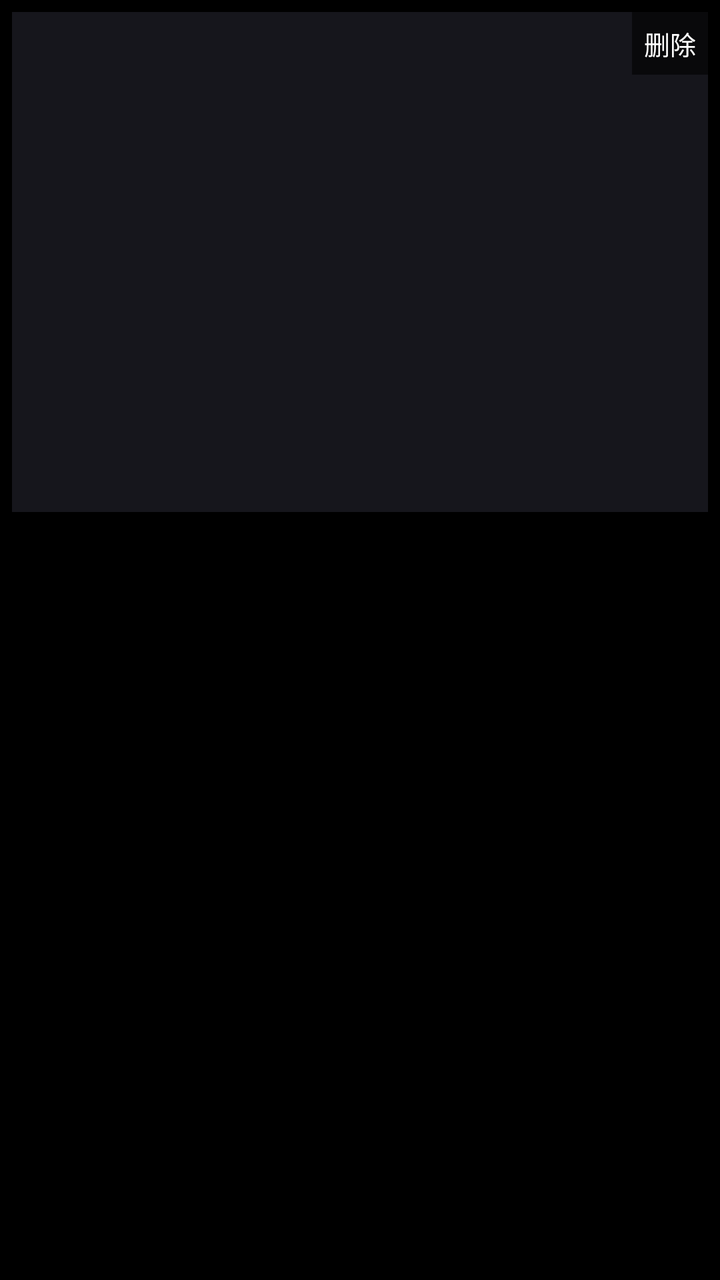
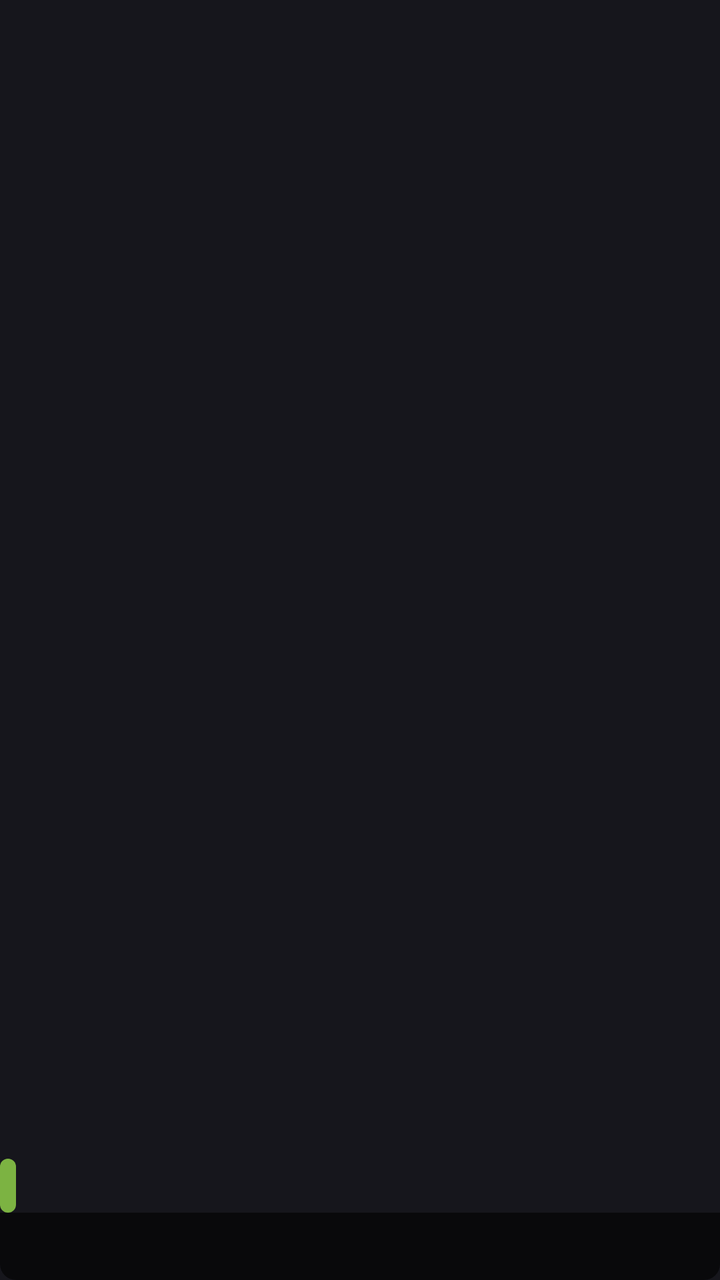

Compare the two renders of this Android layout. The source of the first and the diff that turns it into the second are given below.
<!-- AndroidManifest.xml: application theme Theme.TVBox -->
<!-- res/layout/item_lib.xml -->
<?xml version="1.0" encoding="utf-8"?>
<FrameLayout xmlns:android="http://schemas.android.com/apk/res/android"
    android:layout_width="match_parent"
    android:layout_height="wrap_content"
    android:padding="6dp"
    android:focusable="true"
    android:clickable="true"
    android:background="@drawable/item_focus">

    <LinearLayout
        android:layout_width="match_parent"
        android:layout_height="wrap_content"
        android:orientation="vertical">

        <ImageView
            android:id="@+id/libImage"
            android:layout_width="match_parent"
            android:layout_height="250dp"
            android:scaleType="centerCrop"
            android:background="#16161C" />

        <TextView
            android:id="@+id/libName"
            android:layout_width="match_parent"
            android:layout_height="wrap_content"
            android:maxLines="1"
            android:ellipsize="end"
            android:paddingTop="4dp"
            android:textColor="#FFFFFF"
            android:textSize="15sp" />

        <TextView
            android:id="@+id/libInfo"
            android:layout_width="match_parent"
            android:layout_height="wrap_content"
            android:maxLines="1"
            android:ellipsize="end"
            android:textColor="#80FFFFFF"
            android:textSize="12sp" />

    </LinearLayout>

    <TextView
        android:id="@+id/libDel"
        android:layout_width="wrap_content"
        android:layout_height="wrap_content"
        android:layout_gravity="top|end"
        android:padding="6dp"
        android:textColor="#FFFFFF"
        android:textSize="13sp"
        android:focusable="true"
        android:clickable="true"
        android:background="#99000000"
        android:text="删除" />

</FrameLayout>
<!-- resources referenced by this layout -->
<resources>
  <!-- drawable item_focus (drawable) -->
  <?xml version="1.0" encoding="utf-8"?>
  <selector xmlns:android="http://schemas.android.com/apk/res/android">
      <item android:state_focused="true">
          <shape>
              <solid android:color="#0DFFFFFF" />
              <stroke
                  android:width="3dp"
                  android:color="#FFFFFFFF" />
              <corners android:radius="10dp" />
          </shape>
      </item>
      <item>
          <shape>
              <solid android:color="#00000000" />
              <stroke
                  android:width="0dp"
                  android:color="#00000000" />
              <corners android:radius="10dp" />
          </shape>
      </item>
  </selector>
  <style name="Theme.TVBox" parent="android:Theme.Black.NoTitleBar.Fullscreen">
          <item name="android:windowFullscreen">true</item>
          <item name="android:windowBackground">@android:color/black</item>
          <item name="android:colorBackground">@android:color/black</item>
          <item name="android:windowTranslucentStatus">true</item>
          <item name="android:windowTranslucentNavigation">true</item>
          <item name="android:windowDisablePreview">true</item>
          <item name="android:windowAnimationStyle">@null</item>
      </style>
</resources>

<!-- the commit's change to res/layout/item_lib.xml (unified diff, before → after) -->
@@ -1,56 +1,58 @@
 <?xml version="1.0" encoding="utf-8"?>
-<FrameLayout xmlns:android="http://schemas.android.com/apk/res/android"
-    android:layout_width="match_parent"
-    android:layout_height="wrap_content"
-    android:padding="6dp"
+<RelativeLayout xmlns:android="http://schemas.android.com/apk/res/android"
+    android:layout_width="150dp"
+    android:layout_height="200dp"
     android:focusable="true"
-    android:clickable="true"
-    android:background="@drawable/item_focus">
+    android:focusableInTouchMode="true">
 
-    <LinearLayout
+    <ImageView
+        android:id="@+id/libImage"
+        android:layout_width="match_parent"
+        android:layout_height="match_parent"
+        android:background="#16161C"
+        android:scaleType="centerCrop" />
+
+    <TextView
+        android:id="@+id/libName"
         android:layout_width="match_parent"
         android:layout_height="wrap_content"
-        android:orientation="vertical">
+        android:layout_alignParentBottom="true"
+        android:background="@drawable/bg_vod_name"
+        android:ellipsize="marquee"
+        android:gravity="center"
+        android:padding="6dp"
+        android:singleLine="true"
+        android:textColor="@android:color/white"
+        android:textSize="16sp" />
 
-        <ImageView
-            android:id="@+id/libImage"
-            android:layout_width="match_parent"
-            android:layout_height="250dp"
-            android:scaleType="centerCrop"
-            android:background="#16161C" />
-
-        <TextView
-            android:id="@+id/libName"
-            android:layout_width="match_parent"
-            android:layout_height="wrap_content"
-            android:maxLines="1"
-            android:ellipsize="end"
-            android:paddingTop="4dp"
-            android:textColor="#FFFFFF"
-            android:textSize="15sp" />
-
-        <TextView
-            android:id="@+id/libInfo"
-            android:layout_width="match_parent"
-            android:layout_height="wrap_content"
-            android:maxLines="1"
-            android:ellipsize="end"
-            android:textColor="#80FFFFFF"
-            android:textSize="12sp" />
-
-    </LinearLayout>
+    <TextView
+        android:id="@+id/libInfo"
+        android:layout_width="wrap_content"
+        android:layout_height="wrap_content"
+        android:layout_above="@id/libName"
+        android:background="@drawable/bg_remark_tag"
+        android:ellipsize="marquee"
+        android:padding="4dp"
+        android:singleLine="true"
+        android:textColor="@android:color/white"
+        android:textSize="14sp" />
 
     <TextView
         android:id="@+id/libDel"
-        android:layout_width="wrap_content"
-        android:layout_height="wrap_content"
-        android:layout_gravity="top|end"
-        android:padding="6dp"
-        android:textColor="#FFFFFF"
-        android:textSize="13sp"
-        android:focusable="true"
-        android:clickable="true"
-        android:background="#99000000"
-        android:text="删除" />
+        android:layout_width="match_parent"
+        android:layout_height="match_parent"
+        android:background="#8C000000"
+        android:gravity="center"
+        android:singleLine="true"
+        android:text="删除"
+        android:textColor="@android:color/white"
+        android:textSize="22sp"
+        android:visibility="gone" />
 
-</FrameLayout>
+    <View
+        android:layout_width="match_parent"
+        android:layout_height="match_parent"
+        android:background="@drawable/item_focus"
+        android:duplicateParentState="true" />
+
+</RelativeLayout>
<!-- resource entries referenced after the edit -->
@@ -1,5 +1,20 @@
 <!-- resources referenced by this layout -->
 <resources>
+  <!-- drawable bg_remark_tag (drawable) -->
+  <?xml version="1.0" encoding="utf-8"?>
+  <shape xmlns:android="http://schemas.android.com/apk/res/android">
+      <solid android:color="#7CB342" />
+      <corners android:radius="4dp" />
+  </shape>
+  <!-- drawable bg_vod_name (drawable) -->
+  <?xml version="1.0" encoding="utf-8"?>
+  <shape xmlns:android="http://schemas.android.com/apk/res/android"
+      android:shape="rectangle">
+      <corners
+          android:bottomLeftRadius="8dp"
+          android:bottomRightRadius="8dp" />
+      <solid android:color="#99000000" />
+  </shape>
   <!-- drawable item_focus (drawable) -->
   <?xml version="1.0" encoding="utf-8"?>
   <selector xmlns:android="http://schemas.android.com/apk/res/android">
